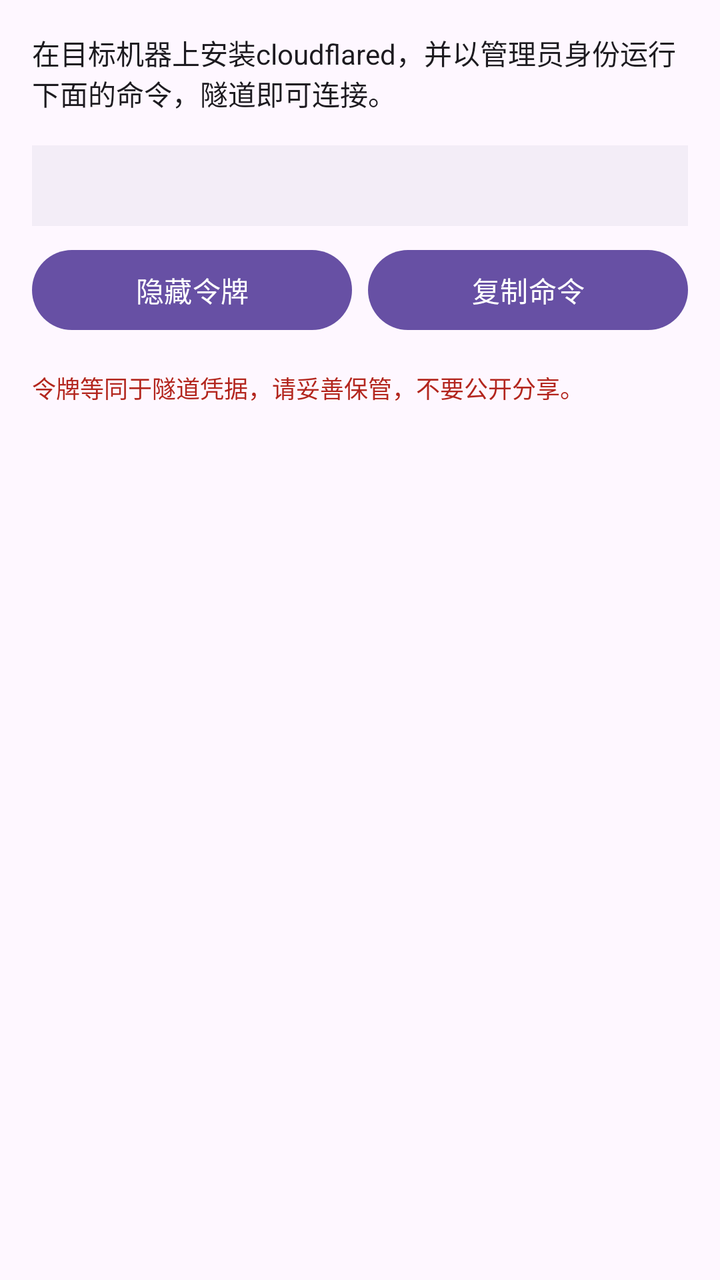
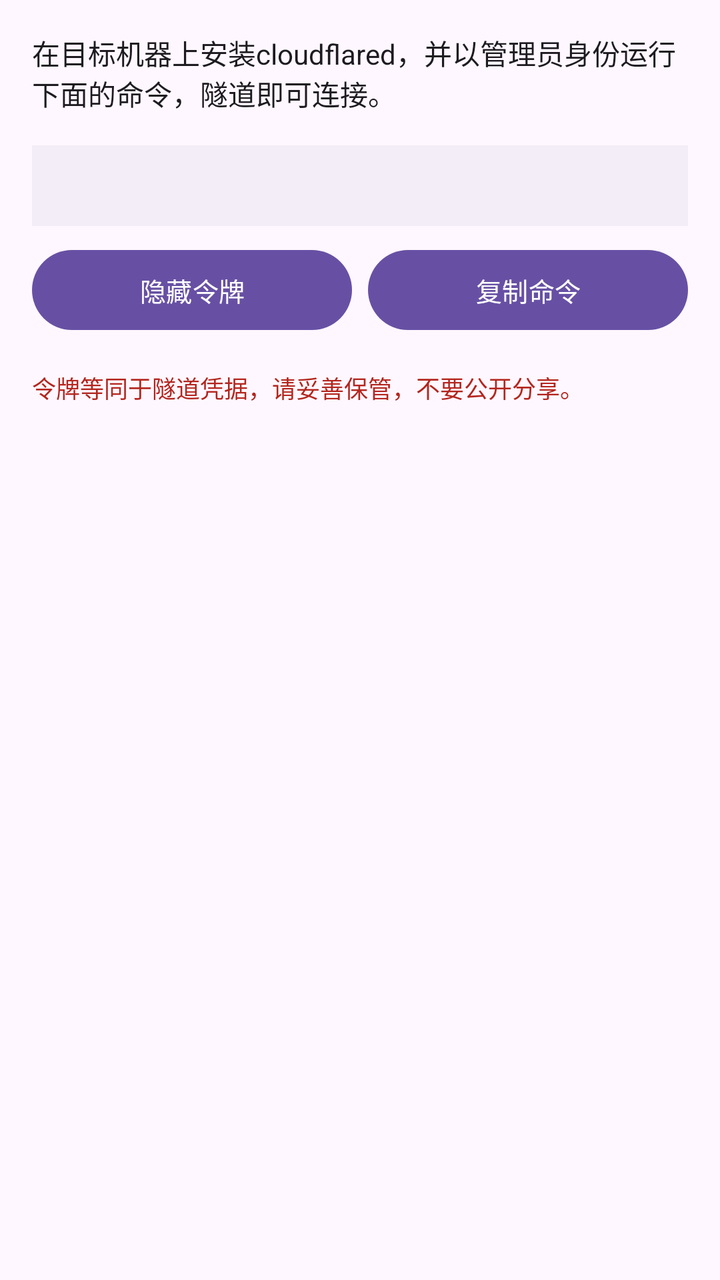

Before-and-after screenshots of an Android layout around one commit, followed by the original layout XML and the change that was made.
<!-- AndroidManifest.xml: application theme AppTheme -->
<!-- res/layout/dialog_tunnel_run_command.xml -->
<?xml version="1.0" encoding="utf-8"?>
<LinearLayout xmlns:android="http://schemas.android.com/apk/res/android"
    android:layout_width="match_parent"
    android:layout_height="wrap_content"
    android:orientation="vertical"
    android:padding="16dp">

    <TextView
        android:layout_width="match_parent"
        android:layout_height="wrap_content"
        android:text="在目标机器上安装cloudflared，并以管理员身份运行下面的命令，隧道即可连接。"
        android:textSize="14sp"
        android:textColor="?attr/colorOnSurface"
        android:layout_marginBottom="16dp"/>

    <TextView
        android:id="@+id/tokenTextView"
        android:layout_width="match_parent"
        android:layout_height="wrap_content"
        android:textSize="12sp"
        android:textColor="?attr/colorError"
        android:background="?attr/colorSurfaceContainer"
        android:padding="12dp"
        android:textIsSelectable="true"
        android:fontFamily="monospace"
        android:layout_marginBottom="8dp"/>

    <LinearLayout
        android:layout_width="match_parent"
        android:layout_height="wrap_content"
        android:orientation="horizontal"
        android:layout_marginBottom="16dp">

        <Button
            android:id="@+id/hideTokenButton"
            android:layout_width="0dp"
            android:layout_height="wrap_content"
            android:layout_weight="1"
            android:layout_marginEnd="8dp"
            android:text="隐藏令牌"/>

        <Button
            android:id="@+id/copyCommandButton"
            android:layout_width="0dp"
            android:layout_height="wrap_content"
            android:layout_weight="1"
            android:text="复制命令"/>

    </LinearLayout>

    <TextView
        android:layout_width="match_parent"
        android:layout_height="wrap_content"
        android:text="令牌等同于隧道凭据，请妥善保管，不要公开分享。"
        android:textSize="12sp"
        android:textColor="?attr/colorError"/>

</LinearLayout>
<!-- resources referenced by this layout -->
<resources>
  <style name="AppTheme" parent="Base.AppTheme" />
  <style name="Base.AppTheme" parent="Theme.Material3.DayNight.NoActionBar">
      
      
    </style>
</resources>

<!-- the commit's change to res/layout/dialog_tunnel_run_command.xml (unified diff, before → after) -->
@@ -8,7 +8,7 @@
     <TextView
         android:layout_width="match_parent"
         android:layout_height="wrap_content"
-        android:text="在目标机器上安装cloudflared，并以管理员身份运行下面的命令，隧道即可连接。"
+        android:text="@string/tunnel_connect_instructions"
         android:textSize="14sp"
         android:textColor="?attr/colorOnSurface"
         android:layout_marginBottom="16dp"/>
@@ -37,21 +37,21 @@
             android:layout_height="wrap_content"
             android:layout_weight="1"
             android:layout_marginEnd="8dp"
-            android:text="隐藏令牌"/>
+            android:text="@string/tunnel_hide_token"/>
 
         <Button
             android:id="@+id/copyCommandButton"
             android:layout_width="0dp"
             android:layout_height="wrap_content"
             android:layout_weight="1"
-            android:text="复制命令"/>
+            android:text="@string/tunnel_copy_command"/>
 
     </LinearLayout>
 
     <TextView
         android:layout_width="match_parent"
         android:layout_height="wrap_content"
-        android:text="令牌等同于隧道凭据，请妥善保管，不要公开分享。"
+        android:text="@string/tunnel_token_warning"
         android:textSize="12sp"
         android:textColor="?attr/colorError"/>
 
<!-- resource entries referenced after the edit -->
@@ -1,9 +1,56 @@
 <!-- resources referenced by this layout -->
 <resources>
+  <string name="tunnel_connect_instructions">在目标机器上安装cloudflared，并以管理员身份运行下面的命令，隧道即可连接。</string>
+  <string name="tunnel_copy_command">复制命令</string>
+  <string name="tunnel_hide_token">隐藏令牌</string>
+  <string name="tunnel_token_warning">令牌等同于隧道凭据，请妥善保管，不要公开分享。</string>
   <style name="AppTheme" parent="Base.AppTheme" />
   <style name="Base.AppTheme" parent="Theme.Material3.DayNight.NoActionBar">
       
       
+  
+      
+      <item name="android:textViewStyle">@style/AppTextView</item>
+      <item name="android:buttonStyle">@style/AppButton</item>
+      <item name="materialButtonStyle">@style/AppMaterialButton</item>
+      <item name="chipStyle">@style/AppChip</item>
     </style>
+  <style name="AppTextView" parent="@android:style/Widget.DeviceDefault.TextView">
+      <item name="android:breakStrategy">simple</item>
+      <item name="android:hyphenationFrequency">full</item>
+      <item name="android:ellipsize">end</item>
+      <item name="android:justificationMode">inter_word</item>
+      <item name="android:textIsSelectable">false</item>
+    </style>
+  <style name="AppButton" parent="Widget.Material3.Button">
+      <item name="android:minHeight">@dimen/app_button_min_height</item>
+      <item name="android:minWidth">@dimen/app_button_min_width</item>
+      <item name="android:maxLines">2</item>
+      <item name="android:ellipsize">end</item>
+      <item name="android:paddingStart">@dimen/app_button_padding_h</item>
+      <item name="android:paddingEnd">@dimen/app_button_padding_h</item>
+      <item name="android:breakStrategy">simple</item>
+      <item name="android:hyphenationFrequency">full</item>
+      <item name="android:textSize">@dimen/app_button_text_size</item>
+    </style>
+  <style name="AppMaterialButton" parent="Widget.Material3.Button">
+      <item name="android:minHeight">@dimen/app_button_min_height</item>
+      <item name="android:minWidth">@dimen/app_button_min_width</item>
+      <item name="android:maxLines">2</item>
+      <item name="android:ellipsize">end</item>
+      <item name="android:paddingStart">@dimen/app_button_padding_h</item>
+      <item name="android:paddingEnd">@dimen/app_button_padding_h</item>
+      <item name="android:breakStrategy">simple</item>
+      <item name="android:hyphenationFrequency">full</item>
+      <item name="android:textAllCaps">false</item>
+      <item name="android:textSize">@dimen/app_button_text_size</item>
+    </style>
+  <style name="AppChip" parent="Widget.Material3.Chip.Assist">
+      <item name="android:textIsSelectable">false</item>
+    </style>
+  <dimen name="app_button_min_height">48dp</dimen>
+  <dimen name="app_button_min_width">112dp</dimen>
+  <dimen name="app_button_padding_h">10dp</dimen>
+  <dimen name="app_button_text_size">13sp</dimen>
 </resources>
 
